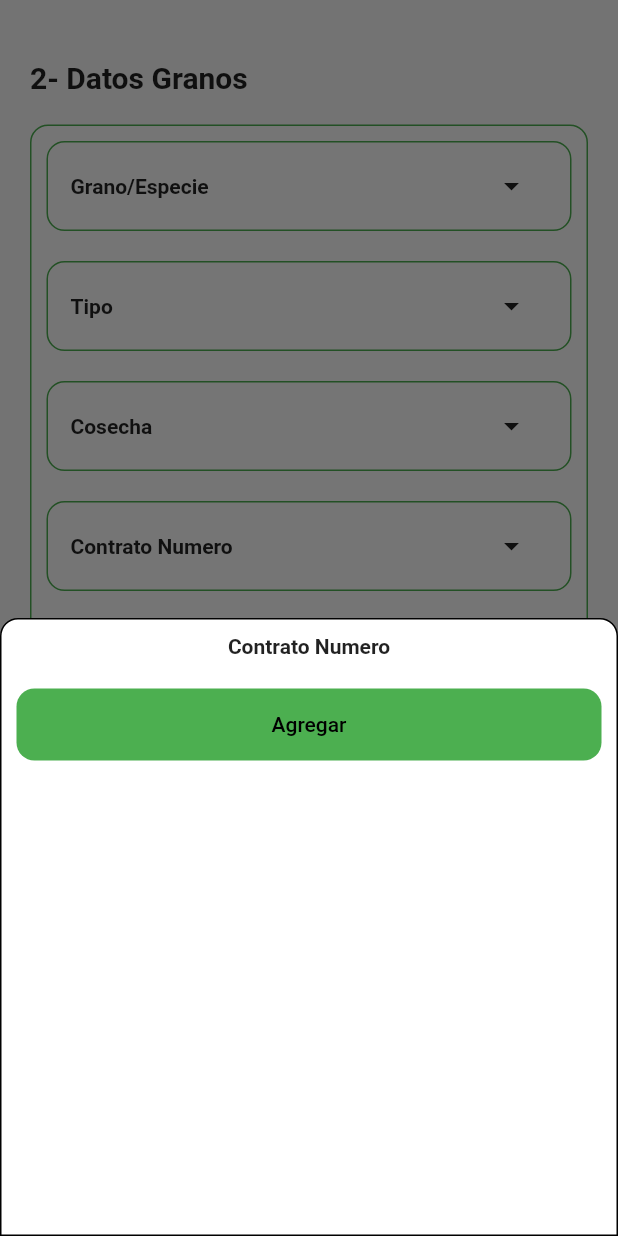
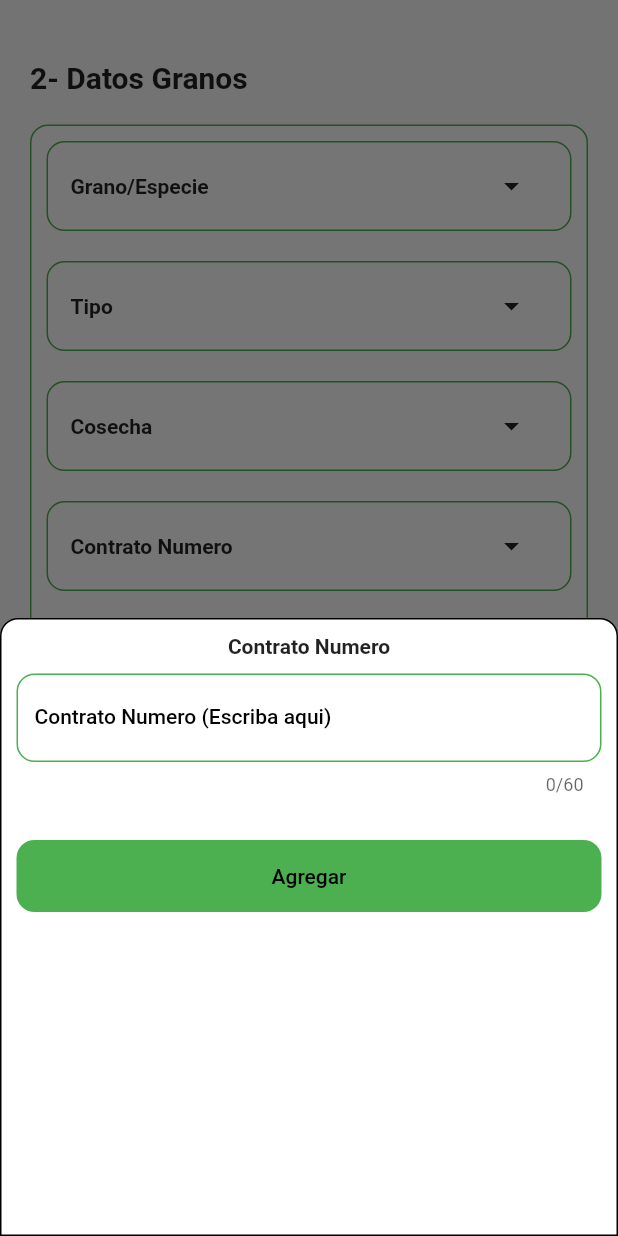
Before and after one commit to HoltzTomas/CDPAPP, a Flutter app: the GrainDataScreen screen opened directly, after a tap on "Contrato Numero", on a phone screen of 412 x 824 dp. Run offline on Flutter 3.47's test engine with Material 2 defaults, Android fonts, the phone set to English and light mode, and no system bars; our stand-ins replace cloud_firestore, connectivity, file_picker, firebase_auth, firebase_core, firebase_storage and 4 more; missing offline and left inert: syncfusion_flutter_pdf, syncfusion_flutter_signaturepad; accounts and stored records are empty.

Commit message:
Fixing form errors

```diff
--- a/cdp_app/lib/Form/repository/form_cloud_firestore_api.dart
+++ b/cdp_app/lib/Form/repository/form_cloud_firestore_api.dart
@@ -155,7 +155,7 @@ class FormCloudFirestoreApi {
       final CollectionReference<Map<String, dynamic>> reference =
           firebaseFirestore
               .collection(currentUser!.uid)
-              .doc('datos')
+              .doc('userData')
               .collection(transportData);
 
       await reference.doc(dataToUpload!.text).set(
--- a/cdp_app/lib/Form/ui/screens/DestinationScreen/widgets/destination_dropdown_menu.dart
+++ b/cdp_app/lib/Form/ui/screens/DestinationScreen/widgets/destination_dropdown_menu.dart
@@ -103,7 +103,6 @@ class DestinationDropdownMenu extends StatelessWidget {
                   showBottomSheetButton(context),
                 ],
               ),
-              const SizedBox(height: defaultPadding),
               selectedDataTexts()
             ],
           ),
--- a/cdp_app/lib/Form/ui/screens/GrainDataScreen/widgets/grain_bottom_sheet_field.dart
+++ b/cdp_app/lib/Form/ui/screens/GrainDataScreen/widgets/grain_bottom_sheet_field.dart
@@ -63,6 +63,8 @@ class _GrainBottomSheetFieldState extends State<GrainBottomSheetField> {
           widget.tipo == "pesoNeto" ||
           widget.tipo == "kgsEstimados") {
         return TextInputType.number;
+      } else if (widget.tipo == "observaciones") {
+        return TextInputType.multiline;
       } else {
         return TextInputType.text;
       }
@@ -73,6 +75,7 @@ class _GrainBottomSheetFieldState extends State<GrainBottomSheetField> {
           dataWeWantReceive: "${widget.text} (Escriba aqui)",
           controller: controller,
           maxLength: 60,
+          maxLines: widget.tipo == "observaciones" ? null : 1,
           keyboardType: selectInputType()),
     );
   }
--- a/cdp_app/lib/Form/ui/screens/GrainDataScreen/widgets/grain_data_bottom_sheet.dart
+++ b/cdp_app/lib/Form/ui/screens/GrainDataScreen/widgets/grain_data_bottom_sheet.dart
@@ -62,7 +62,7 @@ class GrainDataBottomSheet extends StatelessWidget {
           .collection(auth.currentUser!.uid)
           .doc('userData')
           .collection('grainData')
-          .where('tipo', isEqualTo: 'tipo')
+          .where('tipo', isEqualTo: tipo)
           .snapshots(),
       builder: (BuildContext context,
           AsyncSnapshot<QuerySnapshot<Map<String, dynamic>>> snapshot) {
--- a/cdp_app/lib/Form/ui/screens/GrainDataScreen/widgets/grain_data_dropdown_menu.dart
+++ b/cdp_app/lib/Form/ui/screens/GrainDataScreen/widgets/grain_data_dropdown_menu.dart
@@ -50,7 +50,7 @@ class GrainDataDropdownMenu extends StatelessWidget {
                         tipo == "kgsEstimados" ||
                         tipo == "pesoBruto" ||
                         tipo == "pesoTara" ||
-                        tipo == "pesoNeto"||
+                        tipo == "pesoNeto" ||
                         tipo == "observaciones") {
                       return GrainBottomSheetField(
                         text: text,
@@ -93,6 +93,7 @@ class GrainDataDropdownMenu extends StatelessWidget {
         builder: (context, watch, child) {
           if (watch(procedenciaProviderToChange!).state.direccion!.isNotEmpty) {
             return Column(
+              crossAxisAlignment: CrossAxisAlignment.start,
               children: [
                 Row(
                   children: [
@@ -102,6 +103,7 @@ class GrainDataDropdownMenu extends StatelessWidget {
                     ),
                   ],
                 ),
+                const SizedBox(height: defaultPadding / 2),
                 Row(
                   children: [
                     Expanded(
@@ -112,7 +114,7 @@ class GrainDataDropdownMenu extends StatelessWidget {
                 ),
                 const SizedBox(height: defaultPadding / 2),
                 Text(
-                  "RENSPA: ${watch(procedenciaProviderToChange!).state.provincia!}",
+                  "RENSPA: ${watch(procedenciaProviderToChange!).state.renspa!}",
                 ),
               ],
             );
@@ -133,6 +135,24 @@ class GrainDataDropdownMenu extends StatelessWidget {
           backgroundColor: Colors.transparent,
           context: context,
           builder: (context) {
+            if (tipo == "procedenciaMercaderia") {
+              return ProcedenciaBottomSheet(
+                text: text,
+                tipo: tipo,
+                providerToChange: procedenciaProviderToChange,
+              );
+            } else if (tipo == "contratoNro" ||
+                tipo == "kgsEstimados" ||
+                tipo == "pesoBruto" ||
+                tipo == "pesoTara" ||
+                tipo == "pesoNeto" ||
+                tipo == "observaciones") {
+              return GrainBottomSheetField(
+                text: text,
+                tipo: tipo,
+                providerToChange: providerToChange,
+              );
+            }
             return GrainDataBottomSheet(
               text: text,
               tipo: tipo,
--- a/cdp_app/lib/Form/ui/screens/GrainDataScreen/widgets/procedencia_bottom_sheet.dart
+++ b/cdp_app/lib/Form/ui/screens/GrainDataScreen/widgets/procedencia_bottom_sheet.dart
@@ -61,7 +61,7 @@ class ProcedenciaBottomSheet extends StatelessWidget {
       stream: FirebaseFirestore.instance
           .collection(auth.currentUser!.uid)
           .doc('userData')
-          .collection('destination')
+          .collection('procedenciaMercaderia')
           .snapshots(),
       builder: (BuildContext context,
           AsyncSnapshot<QuerySnapshot<Map<String, dynamic>>> snapshot) {
--- a/cdp_app/lib/Form/ui/screens/SwornDeclarationScreen/widgets/sworn_data_dropdown_menu.dart
+++ b/cdp_app/lib/Form/ui/screens/SwornDeclarationScreen/widgets/sworn_data_dropdown_menu.dart
@@ -92,6 +92,7 @@ class SwornDataDropdownMenu extends ConsumerWidget {
                   showBottomSheetButton(context),
                 ],
               ),
+              dataText(),
             ],
           ),
         ),
--- a/cdp_app/lib/Form/ui/screens/TransferDataScreen/widgets/transfer_data_dropdown_menu.dart
+++ b/cdp_app/lib/Form/ui/screens/TransferDataScreen/widgets/transfer_data_dropdown_menu.dart
@@ -104,6 +104,7 @@ class TransferDataDropdownMenu extends ConsumerWidget {
         child: Container(
           padding: const EdgeInsets.all(5),
           child: Column(
+            crossAxisAlignment: CrossAxisAlignment.start,
             children: [
               Row(
                 children: [
--- a/cdp_app/lib/Form/ui/screens/TransportDataScreen/widgets/transport_data_dropdown_menu.dart
+++ b/cdp_app/lib/Form/ui/screens/TransportDataScreen/widgets/transport_data_dropdown_menu.dart
@@ -33,7 +33,7 @@ class TransportDataDropdownMenu extends ConsumerWidget {
                         providerToChange: providerToChange,
                       );
                     } else {
-                      return TransportBottomSheetField(text: text, tipo: tipo);
+                      return TransportBottomSheetField(text: text, tipo: tipo, providerToChange: providerToChange,);
                     }
                   },
                 );
@@ -74,7 +74,7 @@ class TransportDataDropdownMenu extends ConsumerWidget {
                 providerToChange: providerToChange,
               );
             } else {
-              return TransportBottomSheetField(text: text, tipo: tipo);
+              return TransportBottomSheetField(text: text, tipo: tipo, providerToChange: providerToChange,);
             }
           },
         );
@@ -98,6 +98,7 @@ class TransportDataDropdownMenu extends ConsumerWidget {
                   showBottomSheetButton(context),
                 ],
               ),
+              dataText()
             ],
           ),
         ),
```
Also changed, not shown: cdp_app/lib/CDP/repository/cdp_api.dart (+80 -42 lines), cdp_app/lib/CDP/repository/cdp_firebase_api.dart (+15 -6 lines), cdp_app/lib/Form/ui/screens/GrainDataScreen/widgets/add_grain_data_dialog.dart (+13 -1 lines), cdp_app/lib/Form/ui/screens/TransportDataScreen/widgets/transport_bottom_sheet_field.dart (+7 -9 lines), cdp_app/lib/Form/ui/screens/TransportDataScreen/widgets/transport_data_alert_dialog.dart (+3 -5 lines), cdp_app/lib/main.dart (+11 -7 lines).
